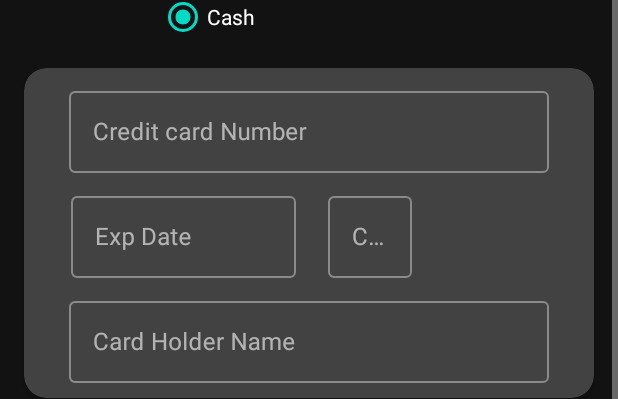
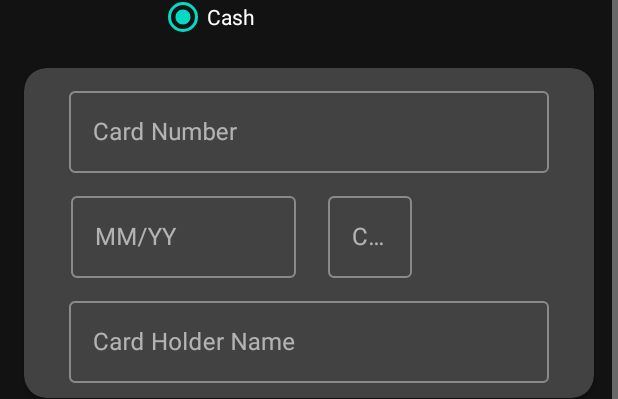
Before and after one commit to crakshit/Rakshit_AndroidProject, an Android app: the layout activity_checkout.xml on its own in the app's theme, with its tools: preview values and no code run, scrolled down 340 dp, on a phone screen of 412 x 824 dp. Shown: the part 705-1104 px from the top of the screen. Run offline under Robolectric (Android 15) with nearby library versions, the light colour scheme and no system bars.

Commit message:
Some minor changes

```diff
--- a/app/src/main/java/com/example/rakshit_project1/ProductActivity.java
+++ b/app/src/main/java/com/example/rakshit_project1/ProductActivity.java
@@ -33,11 +33,11 @@ public class ProductActivity extends AppCompatActivity {
         //Log.i("image",""+R.drawable.jerico);
 
         mDataset.add(new Product(R.drawable.sanmarcos,"San Marcos","This coffee is sourced from a cooperative located in Ocotepeque’s Sensenti valley, known as the Beneficio San Marcos. Like most coffee producing regions in Honduras, smallholder farmers are organized into coops to benefit from shared access to resources, infrastructure, certifications.", "milk chocolate, dates, sugary plum", (float) 20.5));
-        mDataset.add(new Product(R.drawable.jerico,"Jericó","This coffee is sourced from a collective of 19 independent farmers located in Jericó, in the colombian department of Antioquia. The small town has a rich coffee culture but limited access to resources. As such, these 19 dedicated farmers came together to collectively produce a consistent, high-quality naturally processed coffee, known as the Naturals Community Project. Each farmer produces their own cherries, but they all work together to hand-select, soak and sun-dry their lots.", "strawberry, raspberry jam, chocolate",(float) 19.2));
+        mDataset.add(new Product(R.drawable.jerico,"Jericó","This coffee is sourced from a collective of 19 independent farmers located in Jericó, in the colombian department of Antioquia. The small town has a rich coffee culture but limited access to resources. As such, these 19 dedicated farmers came together to collectively produce a consistent, high-quality naturally processed coffee, known as the Naturals Community Project. Each farmer produces their own cherries, but they all work together to hand-select, soak and sun-dry their lots.", "strawberry, raspberry jam, chocolate",(float) 19));
         mDataset.add(new Product(R.drawable.cosmicgoose,"Cosmic Goose","This coffee is sourced from family-owned farms organized around ASEMPROGROPE, an organization operating within the department of Tolima, Colombia. On average, each producer cultivates coffee on 1.5 hectares of land and relies on the income from coffee production for a living. The current president of ASEMPROGROPE is a woman focused on improving the participation of women in the organization.", "dried fig, yellow plum, chocolate",(float) 18.5));
         mDataset.add(new Product(R.drawable.decaf,"Decaf","The Sugar Cane Process, which originates in Colombia where sugar cane grows in abundance, avoids disrupting the bean’s cellular structure and even enhances the sweetness of the final cup, removing roughly 97% of the caffeine content. Due to the fermented molasses from the sugar cane, this process creates beans with a pleasant, clean, and sweet flavour.", "toffee, hazelnut, golden raisin",(float) 21));
         mDataset.add(new Product(R.drawable.santacatarina,"Santa Catarina","This lot from the Santa Catarina Farm features notes of toasted nuts, grapes and caramel for a smooth and balanced cup. The result is a perfect balance in taste and texture.", "concord grapes, toasted nuts, caramel",(float) 23.5));
-        mDataset.add(new Product(R.drawable.butihinda,"Butihinda","Butihinda is a washing station part of the Rotheca Women’s Coffees. This project was established in 2019 to combat poverty and support women in coffee producing regions of Burundi. Through the leadership and perseverance of Angèle Ciza, the project has uplifted thousands of farmers and continues to be a source of inspiration, especially for women. Amazingly, 80% of the farms partnered with Rotheca are owned or managed by women.", "star fruit, peach, toffee",(float) 25.6));
+        mDataset.add(new Product(R.drawable.butihinda,"Butihinda","Butihinda is a washing station part of the Rotheca Women’s Coffees. This project was established in 2019 to combat poverty and support women in coffee producing regions of Burundi. Through the leadership and perseverance of Angèle Ciza, the project has uplifted thousands of farmers and continues to be a source of inspiration, especially for women. Amazingly, 80% of the farms partnered with Rotheca are owned or managed by women.", "star fruit, peach, toffee",(float) 25.5));
 
 
 
--- a/app/src/main/res/layout/activity_checkout.xml
+++ b/app/src/main/res/layout/activity_checkout.xml
@@ -401,7 +401,7 @@
                         android:layout_width="320dp"
                         android:layout_height="60dp"
                         android:layout_margin="10dp"
-                        android:hint="Credit card Number"
+                        android:hint="Card Number"
                         app:hintTextColor="@android:color/background_light"
                         app:layout_constraintBottom_toBottomOf="parent"
                         app:layout_constraintEnd_toEndOf="parent"
@@ -423,7 +423,7 @@
                         android:layout_width="150dp"
                         android:layout_height="60dp"
                         android:layout_margin="10dp"
-                        android:hint="Exp Date"
+                        android:hint="MM/YY"
 
                         app:hintTextColor="@android:color/background_light"
                         app:layout_constraintBottom_toBottomOf="parent"
```
Also changed, not shown: app/src/main/java/com/example/rakshit_project1/CheckoutActivity.java (+19 -15 lines).
